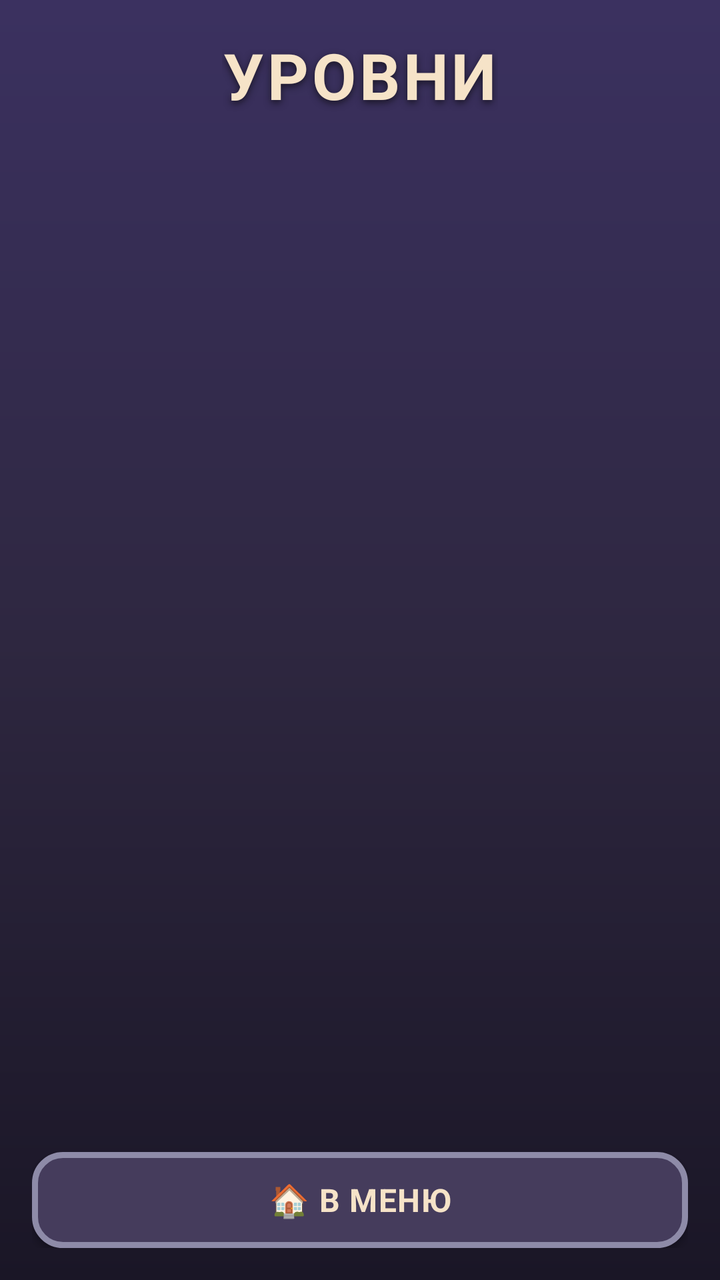
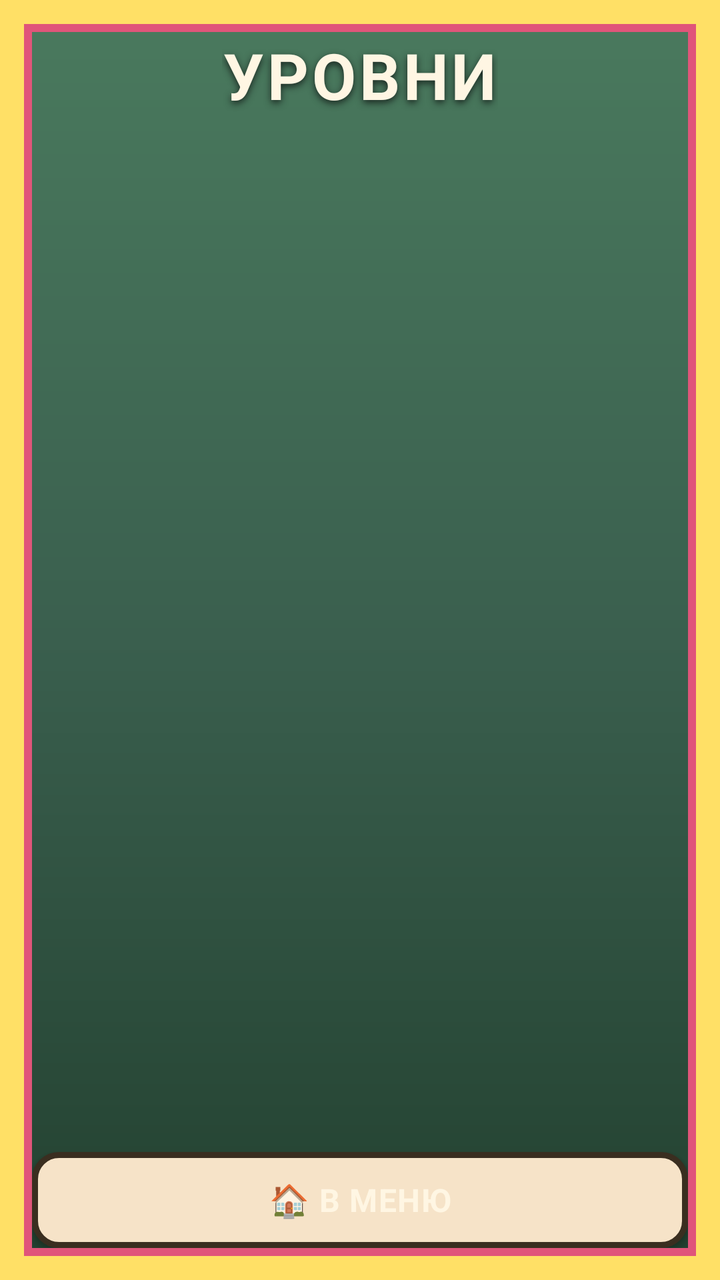

Two renders of the same Android screen: before a commit and after it. Below are the layout's source before the change and the commit's diff.
<!-- AndroidManifest.xml: activity theme Theme.BomberMama.Menu -->
<!-- res/layout/activity_levels.xml -->
<?xml version="1.0" encoding="utf-8"?>
<LinearLayout xmlns:android="http://schemas.android.com/apk/res/android"
    android:layout_width="match_parent"
    android:layout_height="match_parent"
    android:orientation="vertical"
    android:padding="16dp"
    android:background="@drawable/bg_gradient">

    <TextView
        style="@style/TextAppearance.BomberMama.Title"
        android:layout_width="wrap_content"
        android:layout_height="wrap_content"
        android:text="@string/levels_title"
        android:textSize="32sp"
        android:layout_gravity="center"
        android:layout_marginBottom="16dp" />

    <androidx.recyclerview.widget.RecyclerView
        android:id="@+id/levelsGrid"
        android:layout_width="match_parent"
        android:layout_height="0dp"
        android:layout_weight="1"
        android:clipToPadding="false"
        android:paddingBottom="8dp" />

    <Button
        android:id="@+id/btnBack"
        style="@style/TextAppearance.BomberMama.Button"
        android:layout_width="match_parent"
        android:layout_height="wrap_content"
        android:layout_marginTop="8dp"
        android:padding="12dp"
        android:textSize="16sp"
        android:background="@drawable/btn_secondary"
        android:text="@string/levels_back" />

</LinearLayout>
<!-- resources referenced by this layout -->
<resources>
  <!-- drawable bg_gradient (drawable) -->
  <?xml version="1.0" encoding="utf-8"?>
  <shape xmlns:android="http://schemas.android.com/apk/res/android"
      android:shape="rectangle">
      <gradient
          android:startColor="#3B3160"
          android:centerColor="#2E2740"
          android:endColor="#1A1626"
          android:angle="270" />
  </shape>
  <!-- drawable btn_secondary (drawable) -->
  <?xml version="1.0" encoding="utf-8"?>
  <selector xmlns:android="http://schemas.android.com/apk/res/android">
      <item android:state_pressed="true">
          <shape android:shape="rectangle">
              <solid android:color="#5A5278" />
              <stroke android:width="3dp" android:color="#F6E3C8" />
              <corners android:radius="14dp" />
          </shape>
      </item>
      <item>
          <shape android:shape="rectangle">
              <solid android:color="#453C5C" />
              <stroke android:width="3dp" android:color="#8E8BA8" />
              <corners android:radius="14dp" />
          </shape>
      </item>
  </selector>
  <string name="levels_back">🏠 В МЕНЮ</string>
  <string name="levels_title">УРОВНИ</string>
  <style name="TextAppearance.BomberMama.Button">
          <item name="android:textColor">@color/ui_text</item>
          <item name="android:textStyle">bold</item>
          <item name="android:letterSpacing">0.03</item>
      </style>
  <style name="TextAppearance.BomberMama.Title">
          <item name="android:textColor">@color/ui_text</item>
          <item name="android:shadowColor">@color/ui_shadow</item>
          <item name="android:shadowDx">0</item>
          <item name="android:shadowDy">4</item>
          <item name="android:shadowRadius">8</item>
          <item name="android:textStyle">bold</item>
          <item name="android:letterSpacing">0.05</item>
      </style>
  <style name="Theme.BomberMama.Menu" parent="Theme.BomberMama">
          <item name="android:screenOrientation">portrait</item>
          <item name="android:configChanges">orientation|screenSize|keyboardHidden</item>
      </style>
  <color name="ui_text">#F6E3C8</color>
  <color name="ui_shadow">#1A1626</color>
  <style name="Theme.BomberMama" parent="android:Theme.Material.NoActionBar">
          <item name="android:windowBackground">@drawable/bg_gradient</item>
          <item name="android:statusBarColor" tools:targetApi="21">@color/ic_launcher_background</item>
          <item name="android:navigationBarColor" tools:targetApi="21">@color/ic_launcher_background</item>
          <item name="android:windowFullscreen">false</item>
          <item name="android:windowNoTitle">true</item>
      </style>
  <color name="ic_launcher_background">#2E2740</color>
</resources>

<!-- the commit's change to res/layout/activity_levels.xml (unified diff, before → after) -->
@@ -4,7 +4,7 @@
     android:layout_height="match_parent"
     android:orientation="vertical"
     android:padding="16dp"
-    android:background="@drawable/bg_gradient">
+    android:background="@drawable/bg_menu">
 
     <TextView
         style="@style/TextAppearance.BomberMama.Title"
<!-- resource entries referenced after the edit -->
@@ -1,42 +1,59 @@
 <!-- resources referenced by this layout -->
 <resources>
-  <!-- drawable bg_gradient (drawable) -->
+  <!-- drawable bg_menu (drawable) -->
   <?xml version="1.0" encoding="utf-8"?>
-  <shape xmlns:android="http://schemas.android.com/apk/res/android"
-      android:shape="rectangle">
-      <gradient
-          android:startColor="#3B3160"
-          android:centerColor="#2E2740"
-          android:endColor="#1A1626"
-          android:angle="270" />
-  </shape>
+  <layer-list xmlns:android="http://schemas.android.com/apk/res/android">
+      
+      <item>
+          <shape android:shape="rectangle">
+              <gradient
+                  android:startColor="#4A7A5E"
+                  android:centerColor="#3A5F4E"
+                  android:endColor="#22402F"
+                  android:angle="270" />
+          </shape>
+      </item>
+      
+      <item android:left="0dp" android:top="0dp" android:right="0dp" android:bottom="0dp">
+          <shape android:shape="rectangle">
+              <solid android:color="#00000000" />
+              <stroke android:width="12dp" android:color="#FFE066" />
+          </shape>
+      </item>
+      <item android:left="12dp" android:top="12dp" android:right="12dp" android:bottom="12dp">
+          <shape android:shape="rectangle">
+              <solid android:color="#00000000" />
+              <stroke android:width="4dp" android:color="#E0557A" />
+          </shape>
+      </item>
+  </layer-list>
   <!-- drawable btn_secondary (drawable) -->
   <?xml version="1.0" encoding="utf-8"?>
   <selector xmlns:android="http://schemas.android.com/apk/res/android">
       <item android:state_pressed="true">
           <shape android:shape="rectangle">
-              <solid android:color="#5A5278" />
-              <stroke android:width="3dp" android:color="#F6E3C8" />
-              <corners android:radius="14dp" />
+              <solid android:color="#E8C79A" />
+              <stroke android:width="3dp" android:color="#3A2E20" />
+              <corners android:radius="12dp" />
           </shape>
       </item>
       <item>
           <shape android:shape="rectangle">
-              <solid android:color="#453C5C" />
-              <stroke android:width="3dp" android:color="#8E8BA8" />
-              <corners android:radius="14dp" />
+              <solid android:color="#F6E3C8" />
+              <stroke android:width="3dp" android:color="#3A2E20" />
+              <corners android:radius="12dp" />
           </shape>
       </item>
   </selector>
   <string name="levels_back">🏠 В МЕНЮ</string>
   <string name="levels_title">УРОВНИ</string>
   <style name="TextAppearance.BomberMama.Button">
-          <item name="android:textColor">@color/ui_text</item>
+          <item name="android:textColor">@color/ui_text_light</item>
           <item name="android:textStyle">bold</item>
           <item name="android:letterSpacing">0.03</item>
       </style>
   <style name="TextAppearance.BomberMama.Title">
-          <item name="android:textColor">@color/ui_text</item>
+          <item name="android:textColor">@color/ui_text_light</item>
           <item name="android:shadowColor">@color/ui_shadow</item>
           <item name="android:shadowDx">0</item>
           <item name="android:shadowDy">4</item>
@@ -48,15 +65,15 @@
           <item name="android:screenOrientation">portrait</item>
           <item name="android:configChanges">orientation|screenSize|keyboardHidden</item>
       </style>
-  <color name="ui_text">#F6E3C8</color>
-  <color name="ui_shadow">#1A1626</color>
+  <color name="ui_text_light">#FFF6E3</color>
+  <color name="ui_shadow">#1A2620</color>
   <style name="Theme.BomberMama" parent="android:Theme.Material.NoActionBar">
-          <item name="android:windowBackground">@drawable/bg_gradient</item>
-          <item name="android:statusBarColor" tools:targetApi="21">@color/ic_launcher_background</item>
-          <item name="android:navigationBarColor" tools:targetApi="21">@color/ic_launcher_background</item>
+          <item name="android:windowBackground">@drawable/bg_menu</item>
+          <item name="android:statusBarColor" tools:targetApi="21">@color/ui_bg_dark</item>
+          <item name="android:navigationBarColor" tools:targetApi="21">@color/ui_bg_dark</item>
           <item name="android:windowFullscreen">false</item>
           <item name="android:windowNoTitle">true</item>
       </style>
-  <color name="ic_launcher_background">#2E2740</color>
+  <color name="ui_bg_dark">#22402F</color>
 </resources>
 
